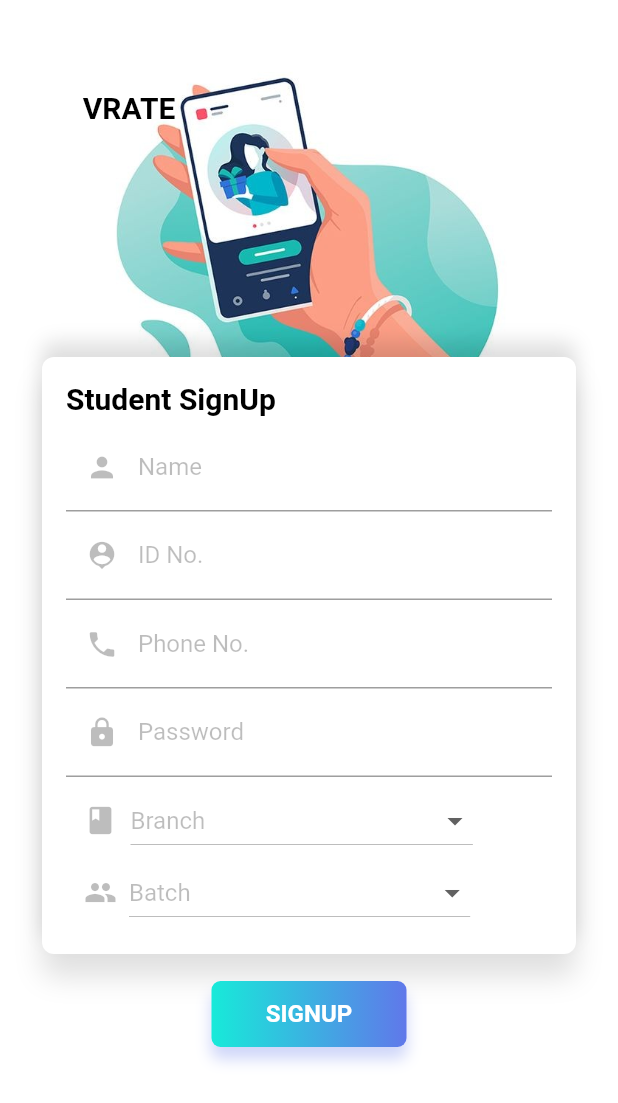
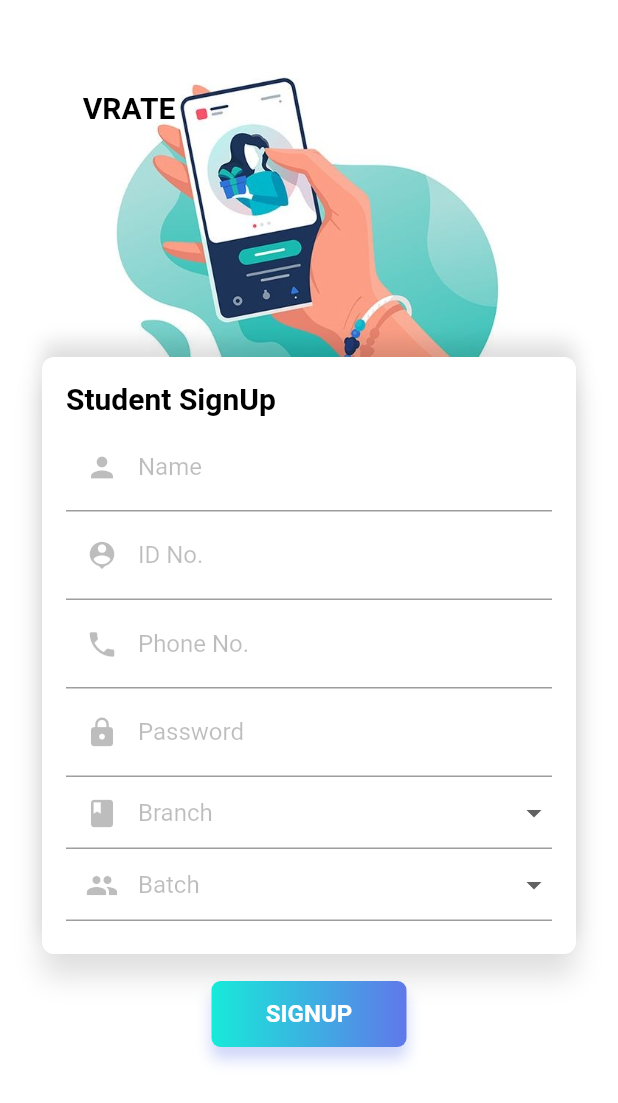
Before and after one commit to sidhya3112/VRATE, a Flutter app: the StudentSignUp screen opened directly, on a phone screen of 412 x 824 dp. Shown: the top 1103 px of the screen. Run offline on Flutter 3.47's test engine with Material 2 defaults, Android fonts, the light colour scheme and no system bars; our stand-ins replace cloud_firestore, firebase_auth, google_fonts, liquid_swipe; missing offline and left inert: multiselect_formfield; accounts and stored records are empty; Roboto replaces fonts that are missing (Alice, Average).

Commit message:
VRATE APP

```diff
--- a/lib/onboard.dart
+++ b/lib/onboard.dart
@@ -3,7 +3,7 @@ import 'package:flutter/material.dart';
 import 'package:liquid_swipe/liquid_swipe.dart';
 import 'package:liquid_swipe/Helpers/Helpers.dart';
 import 'package:google_fonts/google_fonts.dart';
-import 'timetable.dart';
+import 'welcome.dart';
 import 'login.dart';
 import 'package:firebase_auth/firebase_auth.dart';
 import 'package:cloud_firestore/cloud_firestore.dart';
@@ -44,7 +44,7 @@ class _OnBoardState extends State<OnBoard> {
         .currentUser()
         .then((currentUser) => {
               if (currentUser == null)
-                {Navigator.pushReplacementNamed(context, "/login")}
+                {Navigator.pushReplacementNamed(context, "/onboard")}
               else
                 {
                   Firestore.instance
@@ -55,7 +55,7 @@ class _OnBoardState extends State<OnBoard> {
                           Navigator.pushReplacement(
                               context,
                               MaterialPageRoute(
-                                  builder: (context) => TimeTable())))
+                                  builder: (context) => WelcomePage())))
                       .catchError((err) => print(err))
                 }
             })
--- a/lib/studentsignup.dart
+++ b/lib/studentsignup.dart
@@ -1,7 +1,6 @@
 import 'package:flutter/material.dart';
 import 'package:google_fonts/google_fonts.dart';
-
-import 'timetable.dart';
+import 'welcome.dart';
 
 class StudentSignUp extends StatefulWidget {
   @override
@@ -83,7 +82,7 @@ class _StudentSignUpState extends State<StudentSignUp> {
                           SizedBox(
                             height: 5.0,
                           ),
-                          TextField(
+                          TextFormField(
                             decoration: InputDecoration(
                               prefixIcon: Icon(
                                 Icons.person,
@@ -95,7 +94,7 @@ class _StudentSignUpState extends State<StudentSignUp> {
                                   color: Colors.black26, fontSize: 16.0),
                             ),
                           ),
-                          TextField(
+                          TextFormField(
                             decoration: InputDecoration(
                               prefixIcon: Icon(
                                 Icons.person_pin,
@@ -107,7 +106,7 @@ class _StudentSignUpState extends State<StudentSignUp> {
                                   color: Colors.black26, fontSize: 16.0),
                             ),
                           ),
-                          TextField(
+                          TextFormField(
                             decoration: InputDecoration(
                               prefixIcon: Icon(
                                 Icons.phone,
@@ -119,7 +118,7 @@ class _StudentSignUpState extends State<StudentSignUp> {
                                   color: Colors.black26, fontSize: 16.0),
                             ),
                           ),
-                          TextField(
+                          TextFormField(
                             obscureText: true,
                             decoration: InputDecoration(
                               prefixIcon: Icon(
@@ -132,15 +131,12 @@ class _StudentSignUpState extends State<StudentSignUp> {
                                   color: Colors.black26, fontSize: 16.0),
                             ),
                           ),
-                          SizedBox(height: 5.0),
-                          Row(
-                            children: <Widget>[
-                              SizedBox(width: 12.0),
-                              Icon(Icons.book,
-                                  size: 22.0,
-                                  color: Colors.black26),
-                              SizedBox(width: 9.0),
-                              DropdownButton(
+                              DropdownButtonFormField(
+                                decoration: InputDecoration(
+                                  prefixIcon: Icon(Icons.book,
+                                      size: 22.0,
+                                      color: Colors.black26),
+                                ),
                                 hint: Text('Branch                                       ',
                                   style: TextStyle(
                                       color: Colors.black26, fontSize: 16.0), ),
@@ -157,17 +153,12 @@ class _StudentSignUpState extends State<StudentSignUp> {
                                   );
                                 }).toList(),
                               ),
-                            ],
-                          ),
-
-                          Row(
-                            children: <Widget>[
-                              SizedBox(width: 12.0),
-                              Icon(Icons.people,
-                                  size: 22.0,
-                                  color: Colors.black26),
-                              SizedBox(width: 8.0),
-                              DropdownButton(
+                              DropdownButtonFormField(
+                                decoration: InputDecoration(
+                                  prefixIcon: Icon(Icons.people,
+                                      size: 22.0,
+                                      color: Colors.black26),
+                                ),
                                 hint: Text('Batch                                         ',
                                   style: TextStyle(
                                       color: Colors.black26, fontSize: 16.0), ),
@@ -184,8 +175,6 @@ class _StudentSignUpState extends State<StudentSignUp> {
                                   );
                                 }).toList(),
                               ),
-                            ],
-                          ),
                         ],
                       ),
                     ),
@@ -215,7 +204,7 @@ class _StudentSignUpState extends State<StudentSignUp> {
                                 context,
                                 new MaterialPageRoute(
                                     builder: (context) =>
-                                    new TimeTable()));
+                                    new WelcomePage()));
                           },
                           child: Center(
                             child: Text(
--- a/pubspec.yaml
+++ b/pubspec.yaml
@@ -38,6 +38,8 @@ dev_dependencies:
   firebase_auth: ^0.16.1
   firebase_core: ^0.4.5
   cloud_firestore: ^0.13.6
+  multiselect_formfield: ^0.1.3
+
 
 # For information on the generic Dart part of this file, see the
 # following page: https://dart.dev/tools/pub/pubspec
```
Also changed, not shown: lib/login.dart (+2 -54 lines), lib/services/auth_service.dart (added, +22 -0 lines), lib/teachersignup.dart (+78 -64 lines), lib/timetable.dart (deleted, +0 -13 lines), lib/welcome.dart (added, +13 -0 lines), pubspec.lock.
